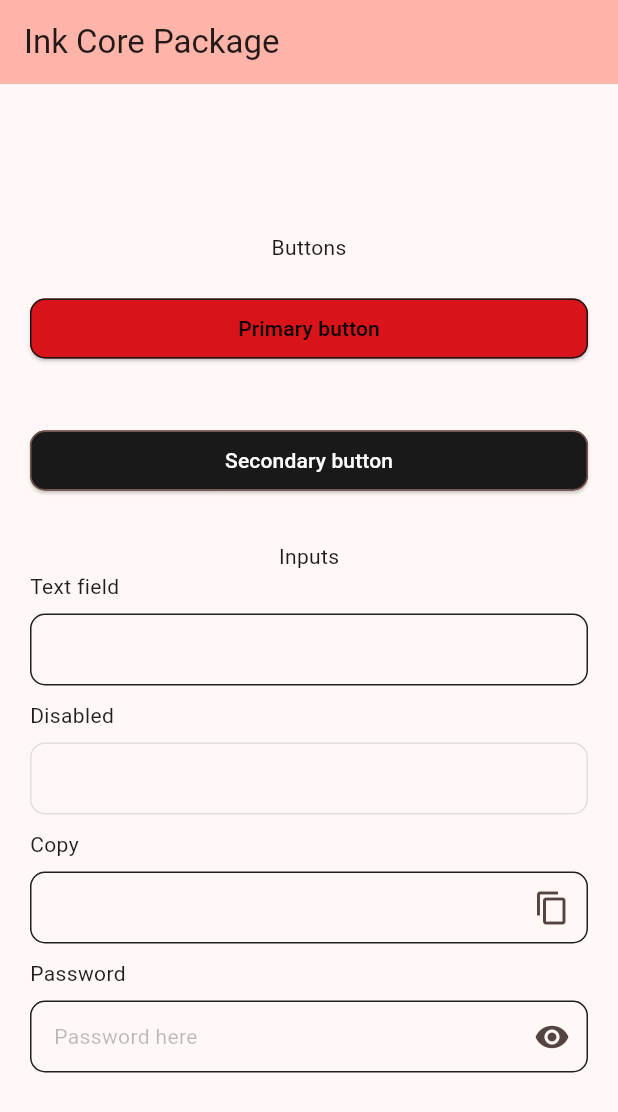
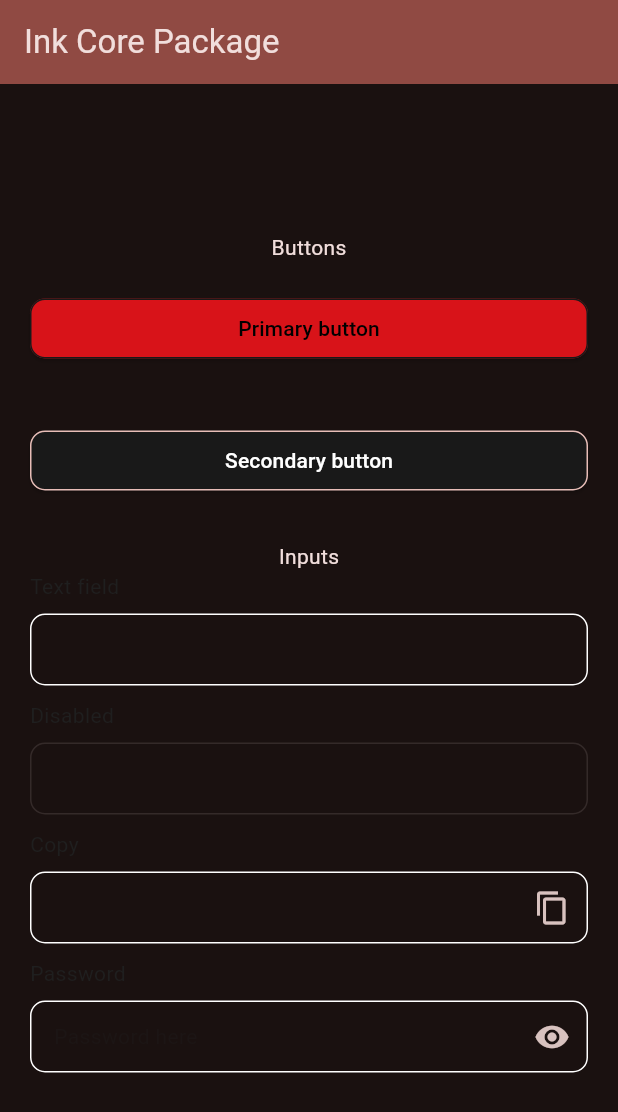
Before and after one commit to Jsmorales1415/ink_core, a Flutter app: the screen it shows after launch, on a phone screen of 412 x 824 dp. Shown: the top 1112 px of the screen. Run offline on Flutter 3.47's test engine with Material 2 defaults, Android fonts, the phone set to English and light mode, and no system bars; our stand-ins replace dio.

Commit message:
feat: text field border side for dark theme

```diff
--- a/lib/main.dart
+++ b/lib/main.dart
@@ -14,7 +14,10 @@ class MyApp extends StatelessWidget {
     return MaterialApp(
       title: 'Ink Core',
       theme: ThemeData(
-        colorScheme: ColorScheme.fromSeed(seedColor: Palette.red),
+        colorScheme: ColorScheme.fromSeed(
+          seedColor: Palette.red,
+          brightness: Brightness.dark,
+        ),
         useMaterial3: true,
       ),
       home: const MyHomePage(title: 'Ink Core Package'),
@@ -42,7 +45,11 @@ class _MyHomePageState extends State<MyHomePage> {
       body: const Center(
         child: SingleChildScrollView(
           child: Column(
-            children: <Widget>[ButtonsSection(), gap10, TextFieldsSection()],
+            children: <Widget>[
+              ButtonsSection(),
+              gap10,
+              TextFieldsSection(),
+            ],
           ),
         ),
       ),
--- a/lib/src/widgets/inputs/ink_text_field.dart
+++ b/lib/src/widgets/inputs/ink_text_field.dart
@@ -21,7 +21,7 @@ class InkTextField extends StatefulWidget {
     this.optionalText,
     this.validator,
     this.autovalidateMode,
-    this.borderSide,
+    this.borderSide = const BorderSide(color: Palette.white),
     this.textAlign = TextAlign.start,
     this.fillColor = Palette.darkGrey,
     this.verticalPadding = 12,
@@ -275,7 +275,7 @@ class _InkTextFieldState extends State<InkTextField> {
               focusedBorder: _inputBorder(
                 color: widget.hasError
                     ? Palette.redErrorAndAlert
-                    : context.theme.primaryColor,
+                    : widget.borderSide?.color,
               ),
               suffixIcon: suffixIcon,
             ),
```
